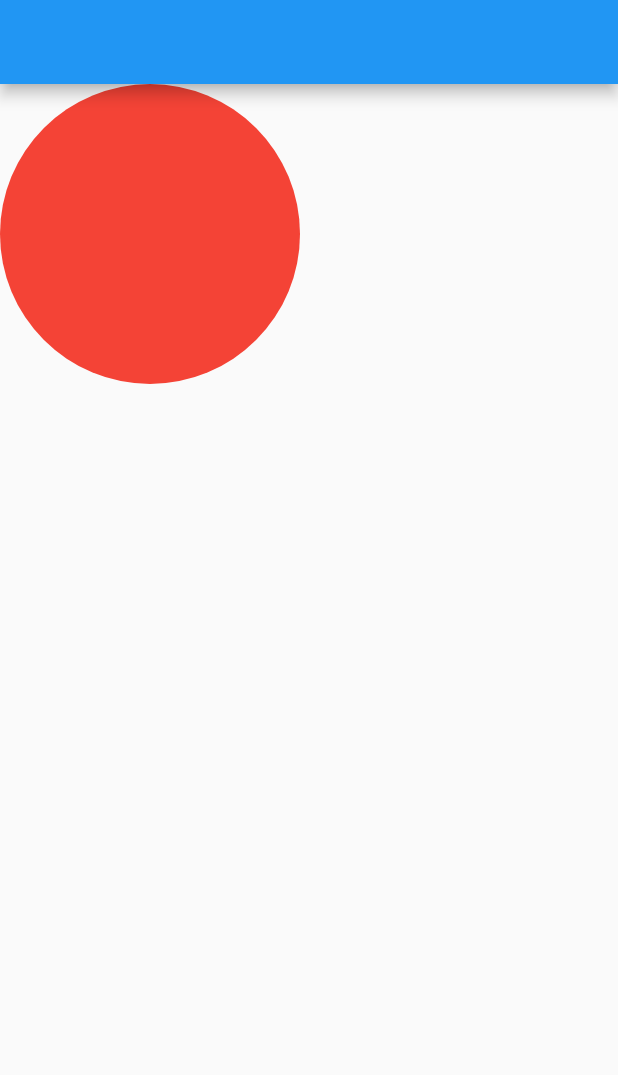
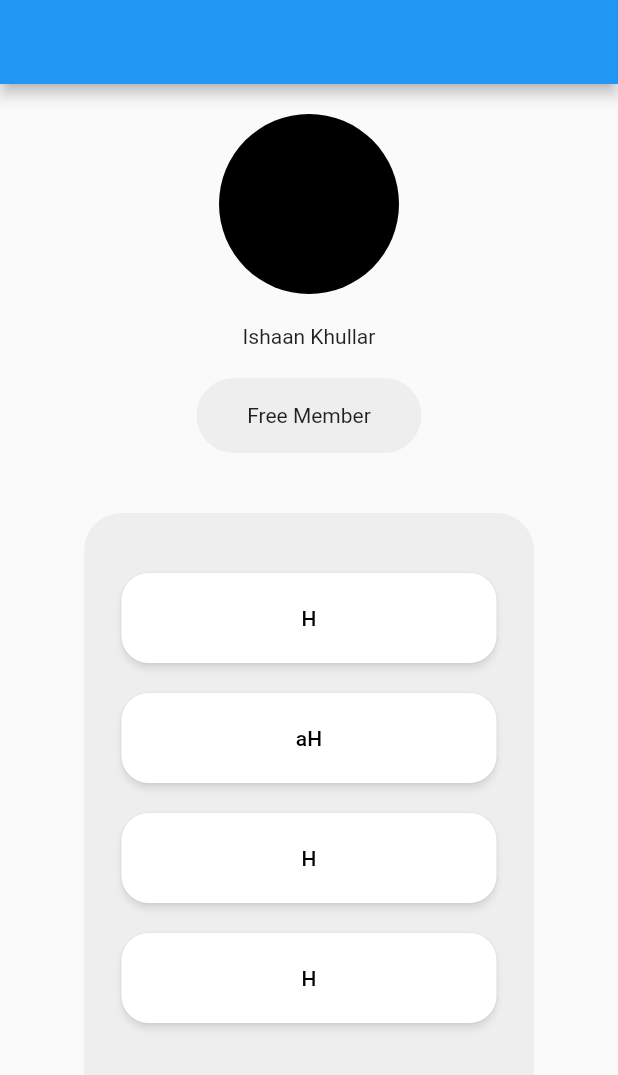
Before and after one commit to ishaan9006/FitnessApp, a Flutter app: the screen it shows after launch, on a phone screen of 412 x 824 dp. Shown: the top 1075 px of the screen. Run offline on Flutter 3.47's test engine with Material 2 defaults, Android fonts, the light colour scheme and no system bars.

Commit message:
Made Structure of Homepage

```diff
--- a/lib/pages/home_page.dart
+++ b/lib/pages/home_page.dart
@@ -8,17 +8,92 @@ class HomePage extends StatelessWidget {
     return MaterialApp(
       home: Scaffold(
         appBar: AppBar(),
-        body: Container(
-          // Photo
-          child: CircleAvatar(
-            backgroundColor: Colors.red,
-            radius: 100,
+        body: Center(
+          child: Column(
+            children: [
+              SizedBox(
+                height: 20,
+              ),
+              Container(
+                // Photo
+                child: CircleAvatar(
+                  backgroundColor: Colors.black,
+                  radius: 60,
+                ),
+              ),
+              SizedBox(
+                height: 20,
+              ),
+              //Name
+              Container(
+                child: Text("Ishaan Khullar"),
+              ),
+              SizedBox(
+                height: 20,
+              ),
+              // Member type
+
+              Container(
+                height: 50,
+                width: 150,
+                decoration: BoxDecoration(
+                    color: Colors.grey[200],
+                    borderRadius: BorderRadius.circular(25.0)),
+                child: Center(
+                  child: Text("Free Member"),
+                ),
+              ),
+              SizedBox(
+                height: 20,
+              ),
+              SizedBox(
+                height: 20,
+              ),
+              // Box
+              Container(
+                height: 400,
+                width: 300,
+                decoration: BoxDecoration(
+                    color: Colors.grey[200],
+                    borderRadius: BorderRadius.circular(25.0)),
+                child: Column(children: [
+                  SizedBox(
+                    height: 20,
+                  ),
+                  SizedBox(
+                    height: 10,
+                  ),
+                  buildButton('H'),
+                  buildButton('aH'),
+                  buildButton('H'),
+                  buildButton('H'),
+                ]),
+              ),
+            ],
           ),
-          //Name
-          // Member type
-          // Box
         ),
       ),
     );
   }
 }
+
+Container buildButton(String txt) {
+  return Container(
+      margin: EdgeInsets.all(10.0),
+      child: ElevatedButton(
+        child: Text(
+          txt,
+          style: TextStyle(color: Colors.black),
+        ),
+        style: ElevatedButton.styleFrom(
+            onPrimary: Colors.white38,
+            primary: Colors.white,
+            minimumSize: Size(250, 60),
+            padding: EdgeInsets.symmetric(horizontal: 20),
+            shape: const RoundedRectangleBorder(
+              borderRadius: BorderRadius.all(Radius.circular(18)),
+            ),
+            shadowColor: Colors.white),
+        onPressed: () {},
+      ));
+}
```
